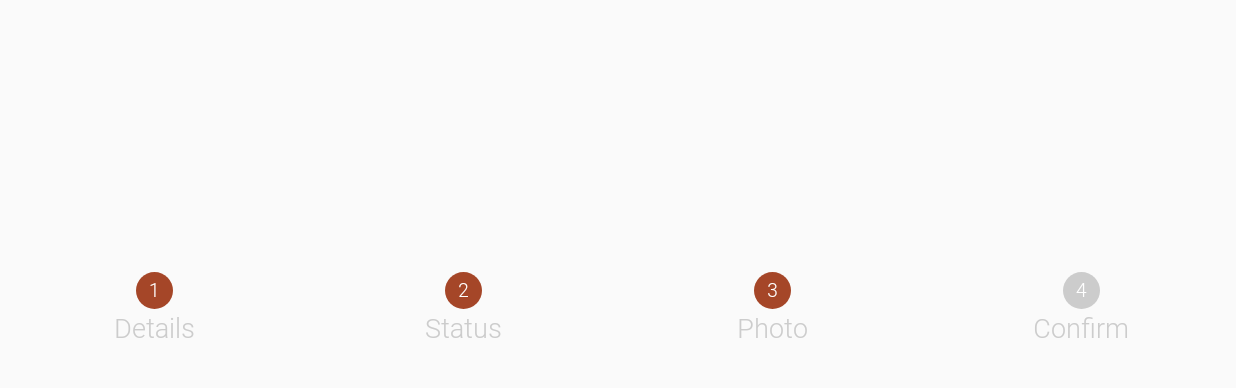
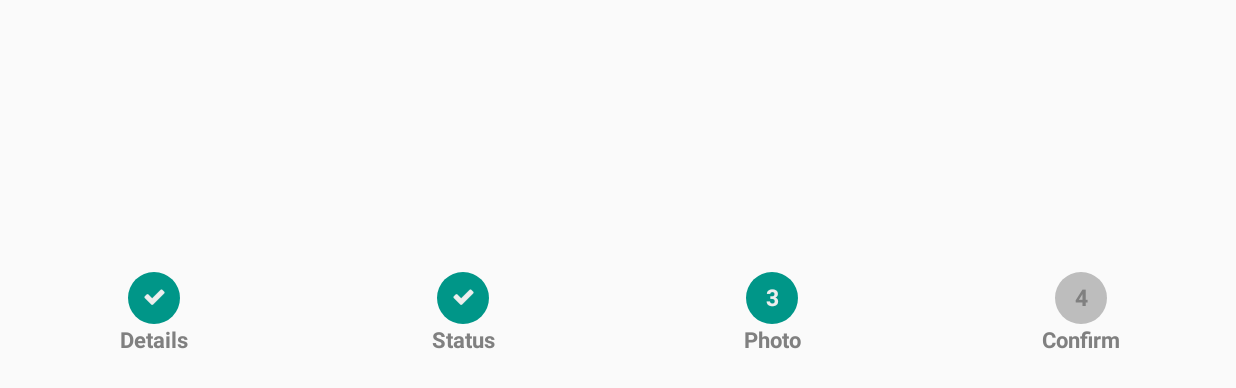
Before and after one commit to kofigyan/SoronkoStepper, an Android app: the StepperFourCheckActivity screen opened directly, with no data from a screen before it, on a phone screen of 824 x 412 dp (held sideways). Shown: the top 388 px of the screen. Run offline under Robolectric (Android 15) with nearby library versions, the phone set to English and light mode, and no system bars.

Commit message:
check Readme.md update

```diff
--- a/app/src/main/java/com/kofigyan/soronkostepperview/activity/StepperFourCheckActivity.kt
+++ b/app/src/main/java/com/kofigyan/soronkostepperview/activity/StepperFourCheckActivity.kt
@@ -1,19 +1,12 @@
 package com.kofigyan.soronkostepperview.activity
 
-import android.os.Bundle
 import com.kofigyan.soronkostepperview.R
-import com.kofigyan.soronkostepperview.util.ROBOTO_LIGHT_TYPEFACE
 
 class StepperFourCheckActivity : BaseDescriptionActivity() {
 
     override val layout: Int
         get() = R.layout.activity_check_four_stepper
 
-    override fun onCreate(savedInstanceState: Bundle?) {
-        super.onCreate(savedInstanceState)
 
-        mStepper.stepperNumberTypeface = ROBOTO_LIGHT_TYPEFACE
-        mStepper.stepperDescriptionTypeface = ROBOTO_LIGHT_TYPEFACE
-    }
 
 }
--- a/app/src/main/res/layout/activity_check_four_stepper.xml
+++ b/app/src/main/res/layout/activity_check_four_stepper.xml
@@ -7,13 +7,18 @@
               android:layout_height="match_parent">
 
     <com.kofigyan.soronkostepper.SoronkoStepper
+            android:layout_marginTop="6dp"
             android:layout_width="match_parent"
             android:id="@+id/soronko_stepper"
-            app:ssv_checkStepperCompleted="false"
-            app:ssv_stepperSize="25dp"
-            app:ssv_stepperDescriptionSize="18dp"
             app:ssv_maxStepperNumber="four"
             app:ssv_currentStepperNumber="three"
-            android:layout_height="wrap_content"/>
+            app:ssv_checkStepperCompleted="true"
+            android:layout_height="wrap_content"
+            app:ssv_currentStepperDescriptionColor="#009688"
+            app:ssv_stepperBackgroundColor="#BDBDBD"
+            app:ssv_stepperDescriptionColor="#808080"
+            app:ssv_stepperForegroundColor="#009688"
+            app:ssv_stepperNumberBackgroundColor="#808080"
+            app:ssv_stepperNumberForegroundColor="#eeeeee"/>
 
 </LinearLayout>
```
Also changed, not shown: 2 other files.
